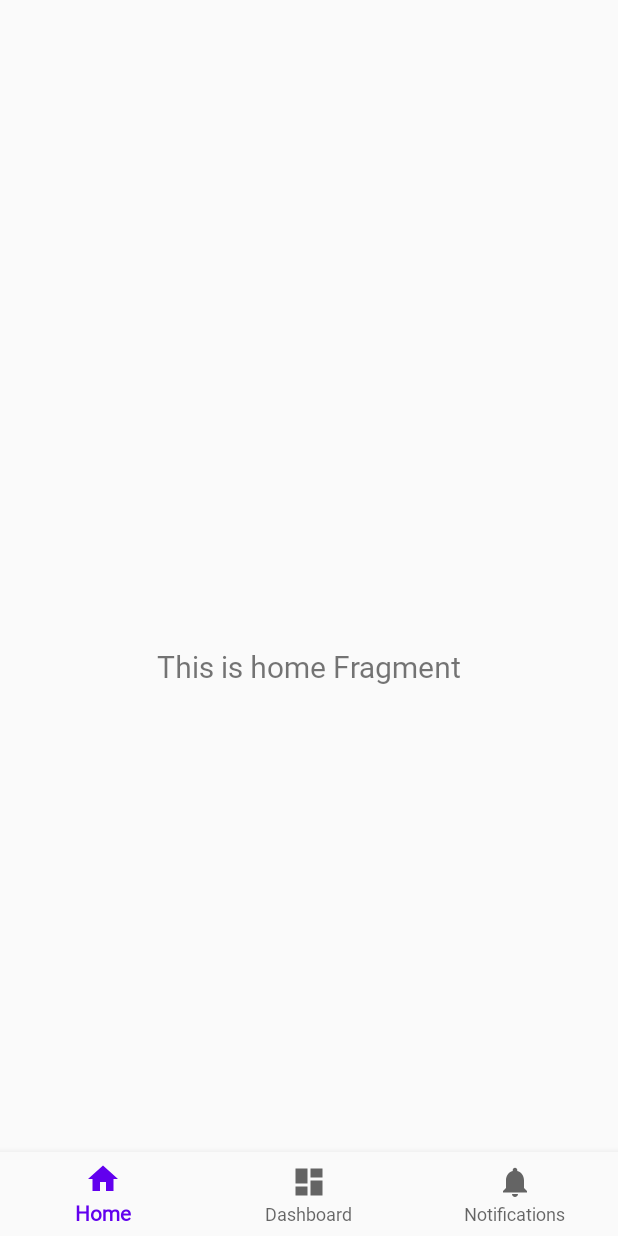
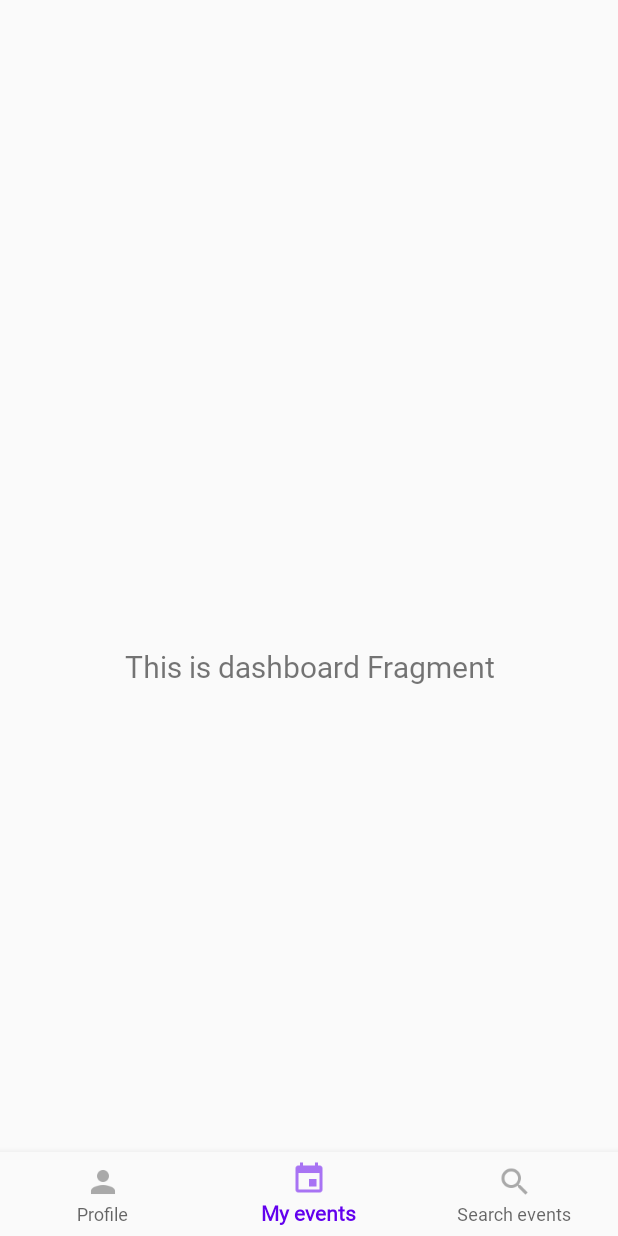
Before and after one commit to Balintus00/together, an Android app: the screen it shows after launch (MainActivity), on a phone screen of 412 x 824 dp. Run offline under Robolectric (Android 15) with nearby library versions, the phone set to English and light mode, and no system bars; our stand-ins replace navigation-ui.

Commit message:
Bottom navigation bar modified
Redesigned to be similar to the wireframe.

```diff
--- a/Application/app/src/main/res/menu/bottom_nav_menu.xml
+++ b/Application/app/src/main/res/menu/bottom_nav_menu.xml
@@ -2,18 +2,18 @@
 <menu xmlns:android="http://schemas.android.com/apk/res/android">
 
     <item
-        android:id="@+id/navigation_home"
-        android:icon="@drawable/ic_home_black_24dp"
-        android:title="@string/title_home" />
+        android:id="@+id/navigation_profile"
+        android:icon="@drawable/ic_action_person"
+        android:title="@string/profile" />
 
     <item
-        android:id="@+id/navigation_dashboard"
-        android:icon="@drawable/ic_dashboard_black_24dp"
-        android:title="@string/title_dashboard" />
+        android:id="@+id/navigation_myEvents"
+        android:icon="@drawable/ic_action_event"
+        android:title="@string/my_events" />
 
     <item
-        android:id="@+id/navigation_notifications"
-        android:icon="@drawable/ic_notifications_black_24dp"
-        android:title="@string/title_notifications" />
+        android:id="@+id/navigation_search"
+        android:icon="@drawable/ic_action_search"
+        android:title="@string/search_events" />
 
 </menu>
--- a/Application/app/src/main/res/navigation/mobile_navigation.xml
+++ b/Application/app/src/main/res/navigation/mobile_navigation.xml
@@ -3,23 +3,23 @@
     xmlns:app="http://schemas.android.com/apk/res-auto"
     xmlns:tools="http://schemas.android.com/tools"
     android:id="@+id/mobile_navigation"
-    app:startDestination="@+id/navigation_home">
+    app:startDestination="@id/navigation_myEvents">
 
     <fragment
-        android:id="@+id/navigation_home"
+        android:id="@+id/navigation_profile"
         android:name="hu.bme.aut.android.together.ui.home.HomeFragment"
-        android:label="@string/title_home"
+        android:label="@string/profile"
         tools:layout="@layout/fragment_home" />
 
     <fragment
-        android:id="@+id/navigation_dashboard"
+        android:id="@+id/navigation_myEvents"
         android:name="hu.bme.aut.android.together.ui.dashboard.DashboardFragment"
-        android:label="@string/title_dashboard"
+        android:label="@string/my_events"
         tools:layout="@layout/fragment_dashboard" />
 
     <fragment
-        android:id="@+id/navigation_notifications"
+        android:id="@+id/navigation_search"
         android:name="hu.bme.aut.android.together.ui.notifications.NotificationsFragment"
-        android:label="@string/title_notifications"
+        android:label="@string/search_events"
         tools:layout="@layout/fragment_notifications" />
 </navigation>
--- a/Application/app/src/main/res/values/strings.xml
+++ b/Application/app/src/main/res/values/strings.xml
@@ -1,6 +1,6 @@
 <resources>
     <string name="app_name">Together!</string>
-    <string name="title_home">Home</string>
-    <string name="title_dashboard">Dashboard</string>
-    <string name="title_notifications">Notifications</string>
+    <string name="profile">Profile</string>
+    <string name="my_events">My events</string>
+    <string name="search_events">Search events</string>
 </resources>
```
Also changed, not shown: Application/app/src/main/res/drawable-hdpi/ic_action_event.png (added), Application/app/src/main/res/drawable-hdpi/ic_action_person.png (added), Application/app/src/main/res/drawable-hdpi/ic_action_search.png (added), Application/app/src/main/res/drawable-mdpi/ic_action_event.png (added), Application/app/src/main/res/drawable-mdpi/ic_action_person.png (added), Application/app/src/main/res/drawable-mdpi/ic_action_search.png (added), Application/app/src/main/res/drawable-xhdpi/ic_action_event.png (added), Application/app/src/main/res/drawable-xhdpi/ic_action_person.png (added), Application/app/src/main/res/drawable-xhdpi/ic_action_search.png (added), Application/app/src/main/res/drawable-xxhdpi/ic_action_event.png (added), Application/app/src/main/res/drawable-xxhdpi/ic_action_person.png (added), Application/app/src/main/res/drawable-xxhdpi/ic_action_search.png (added), Application/app/src/main/res/drawable-xxxhdpi/ic_action_event.png (added), Application/app/src/main/res/drawable-xxxhdpi/ic_action_person.png (added), 1 more files.
